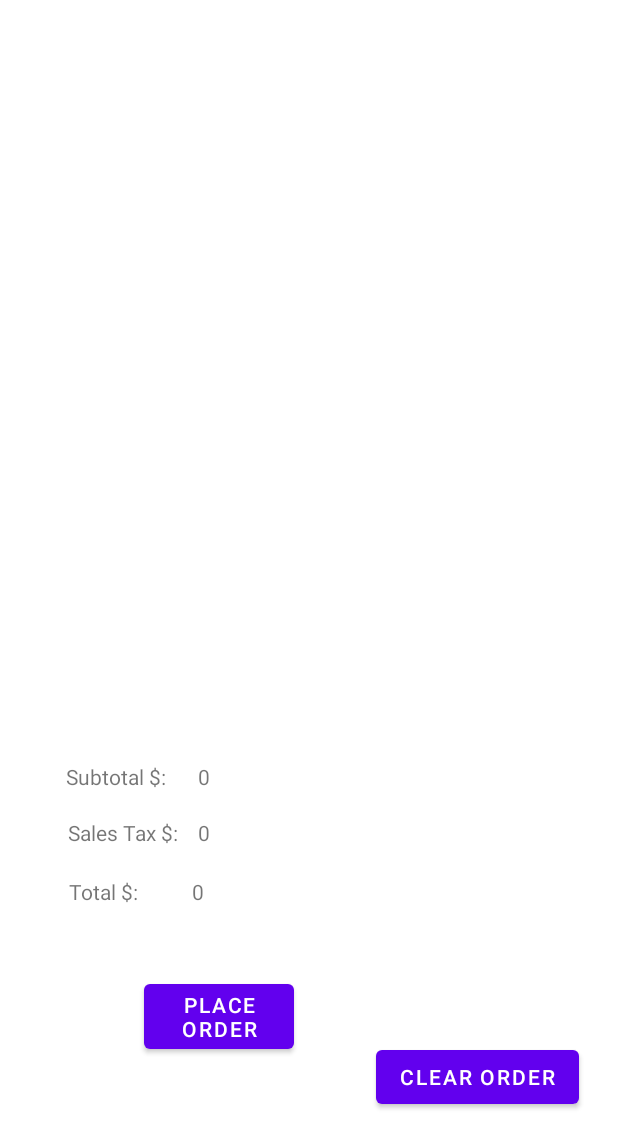
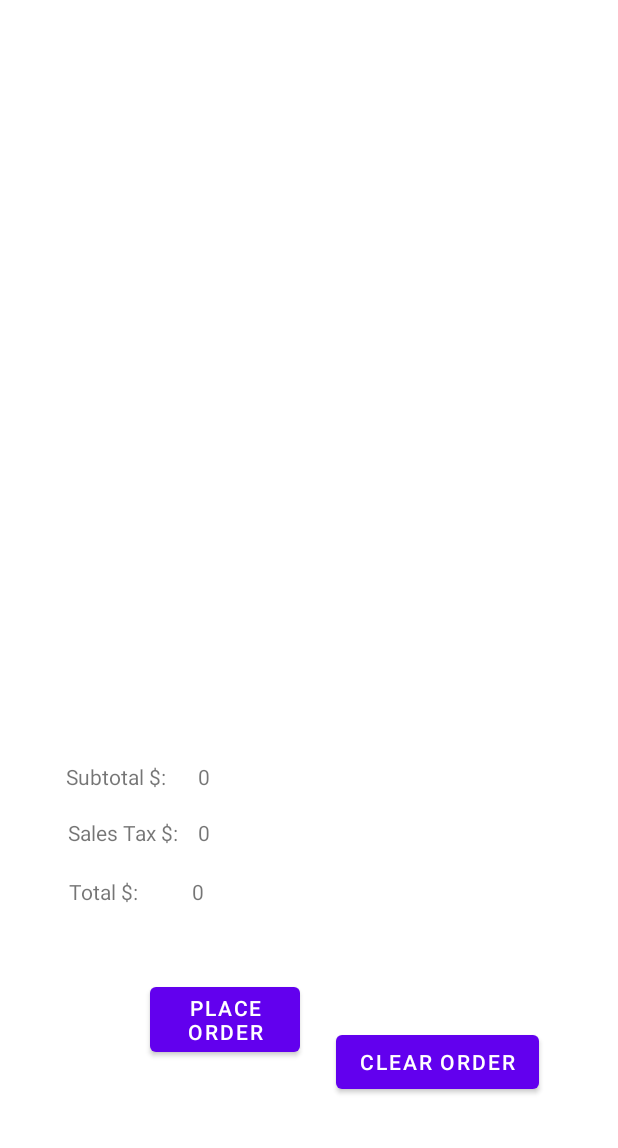
Before and after one commit to NandanTadi/RUPizzeriaMobile, an Android app: the screen it shows after launch (CurrentOrdersActivity), on a phone screen of 412 x 824 dp. Shown: the top 1148 px of the screen. Run offline under Robolectric (Android 15) with nearby library versions, the phone set to English and light mode, and no system bars.

Commit message:
few touchups

```diff
--- a/app/src/main/java/com/project5/rupizzeriamobile/PizzaSelectedActivity.java
+++ b/app/src/main/java/com/project5/rupizzeriamobile/PizzaSelectedActivity.java
@@ -142,6 +142,8 @@ public class PizzaSelectedActivity extends AppCompatActivity {
                 ((BuildYourOwn) cur).setToppingPrice(cbClicked(temp));
             }
             MainActivity.pizzas.add(cur);
+            Intent intent = new Intent(PizzaSelectedActivity.this, MainActivity.class);
+            startActivity(intent);
         });
     }
 
--- a/app/src/main/java/com/project5/rupizzeriamobile/StoreOrdersActivity.java
+++ b/app/src/main/java/com/project5/rupizzeriamobile/StoreOrdersActivity.java
@@ -55,7 +55,7 @@ public class StoreOrdersActivity extends AppCompatActivity implements AdapterVie
                 MainActivity.storeOrder.storeOrders.remove(i);
                 displayLabels();
                 Toast.makeText(getApplicationContext(), "Order successfully removed!", Toast.LENGTH_LONG).show();
-                Intent intent = new Intent(StoreOrdersActivity.this, StoreOrdersActivity.class);
+                Intent intent = new Intent(StoreOrdersActivity.this, MainActivity.class);
                 startActivity(intent);
             }
         }).setNegativeButton("no", new DialogInterface.OnClickListener() {
--- a/app/src/main/res/layout/current_activity.xml
+++ b/app/src/main/res/layout/current_activity.xml
@@ -22,8 +22,8 @@
         android:id="@+id/place_order_button"
         android:layout_width="100dp"
         android:layout_height="wrap_content"
-        android:layout_marginStart="96dp"
-        android:layout_marginTop="650dp"
+        android:layout_marginStart="100dp"
+        android:layout_marginTop="652dp"
         android:text="@string/place_order_title"
         app:layout_constraintStart_toStartOf="parent"
         app:layout_constraintTop_toTopOf="parent" />
@@ -32,10 +32,10 @@
         android:id="@+id/clear_order"
         android:layout_width="wrap_content"
         android:layout_height="wrap_content"
-        android:layout_marginTop="250dp"
-        android:layout_marginEnd="26dp"
+        android:layout_marginStart="24dp"
+        android:layout_marginTop="240dp"
         android:text="@string/clear_order_title"
-        app:layout_constraintEnd_toEndOf="parent"
+        app:layout_constraintStart_toEndOf="@+id/place_order_button"
         app:layout_constraintTop_toBottomOf="@+id/current_order_list" />
 
     <TextView
```
Also changed, not shown: app/src/main/java/com/project5/rupizzeriamobile/CurrentOrdersActivity.java (+7 -3 lines).
